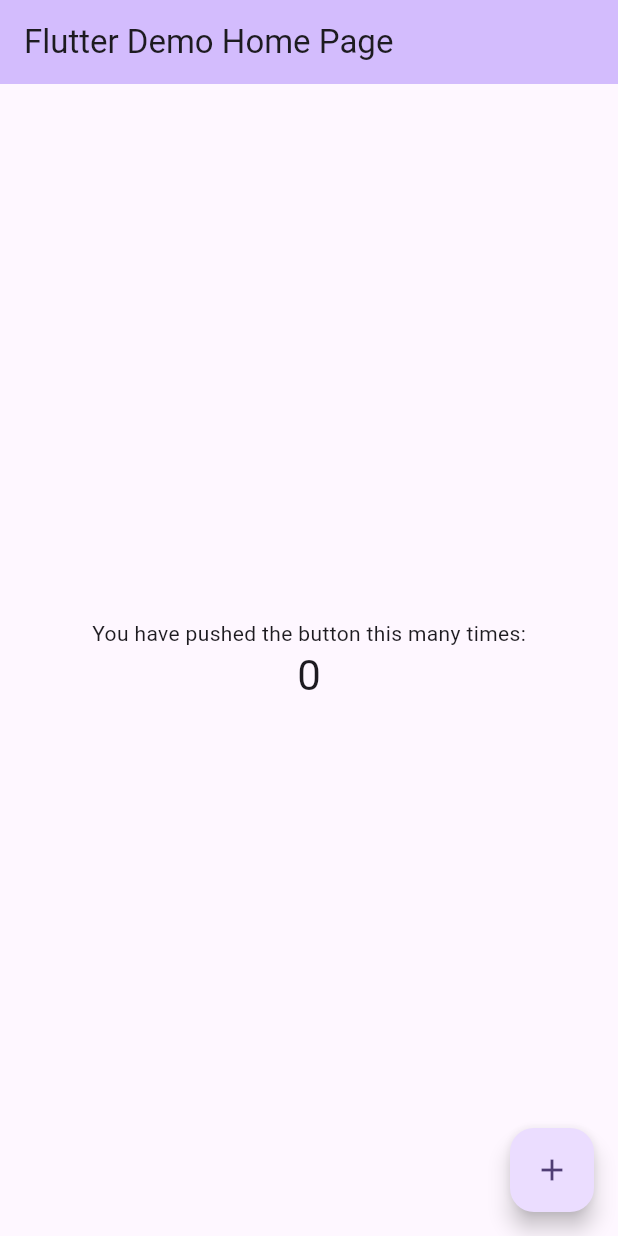
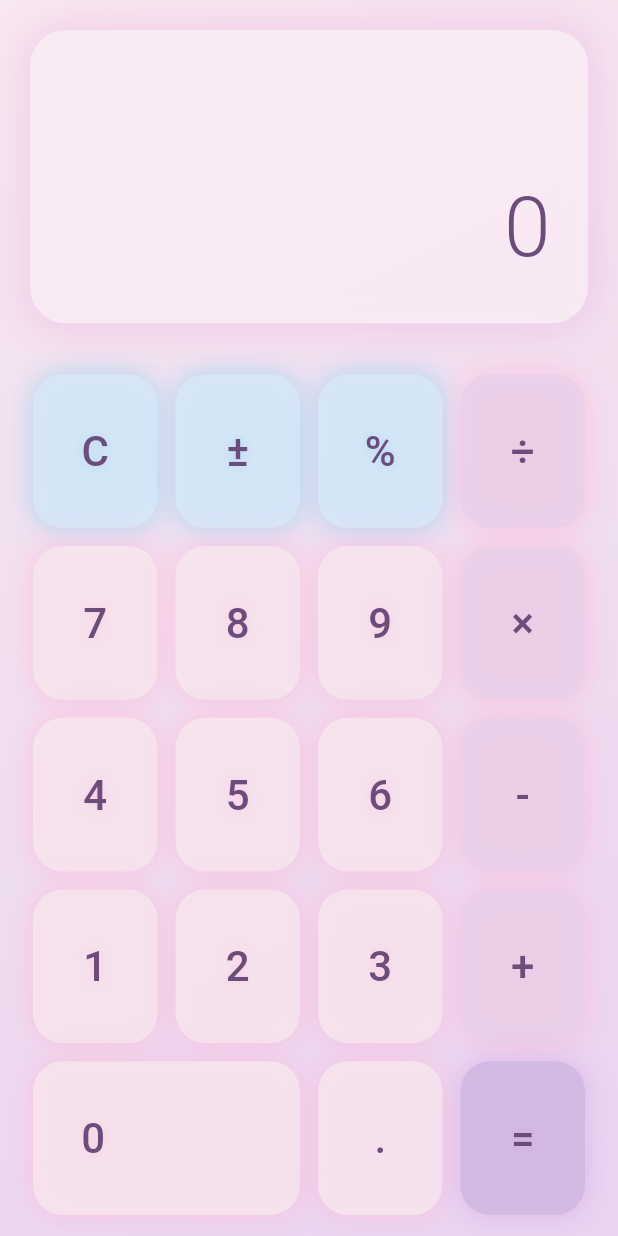
Before and after one commit to ayushstars/stylish_calculator, a Flutter app: the screen it shows after launch, on a phone screen of 412 x 824 dp. Run offline on Flutter 3.47's test engine with Material 3 defaults, Android fonts, the phone set to English and light mode, and no system bars.

Commit message:
Create stylish calculator app with pink-purple gradient theme and glow effects
Co-authored-by: ayushstars <230323532+ayushstars@users.noreply.github.com>

```diff
--- a/lib/main.dart
+++ b/lib/main.dart
@@ -7,116 +7,370 @@ void main() {
 class MyApp extends StatelessWidget {
   const MyApp({super.key});
 
-  // This widget is the root of your application.
   @override
   Widget build(BuildContext context) {
     return MaterialApp(
-      title: 'Flutter Demo',
+      title: 'Stylish Calculator',
+      debugShowCheckedModeBanner: false,
       theme: ThemeData(
-        // This is the theme of your application.
-        //
-        // TRY THIS: Try running your application with "flutter run". You'll see
-        // the application has a purple toolbar. Then, without quitting the app,
-        // try changing the seedColor in the colorScheme below to Colors.green
-        // and then invoke "hot reload" (save your changes or press the "hot
-        // reload" button in a Flutter-supported IDE, or press "r" if you used
-        // the command line to start the app).
-        //
-        // Notice that the counter didn't reset back to zero; the application
-        // state is not lost during the reload. To reset the state, use hot
-        // restart instead.
-        //
-        // This works for code too, not just values: Most code changes can be
-        // tested with just a hot reload.
-        colorScheme: ColorScheme.fromSeed(seedColor: Colors.deepPurple),
+        colorScheme: ColorScheme.fromSeed(
+          seedColor: const Color(0xFFE8B4CB),
+          brightness: Brightness.light,
+        ),
+        useMaterial3: true,
       ),
-      home: const MyHomePage(title: 'Flutter Demo Home Page'),
+      home: const CalculatorScreen(),
     );
   }
 }
 
-class MyHomePage extends StatefulWidget {
-  const MyHomePage({super.key, required this.title});
-
-  // This widget is the home page of your application. It is stateful, meaning
-  // that it has a State object (defined below) that contains fields that affect
-  // how it looks.
-
-  // This class is the configuration for the state. It holds the values (in this
-  // case the title) provided by the parent (in this case the App widget) and
-  // used by the build method of the State. Fields in a Widget subclass are
-  // always marked "final".
-
-  final String title;
+class CalculatorScreen extends StatefulWidget {
+  const CalculatorScreen({super.key});
 
   @override
-  State<MyHomePage> createState() => _MyHomePageState();
+  State<CalculatorScreen> createState() => _CalculatorScreenState();
 }
 
-class _MyHomePageState extends State<MyHomePage> {
-  int _counter = 0;
+class _CalculatorScreenState extends State<CalculatorScreen> {
+  String _display = '0';
+  String _currentInput = '';
+  String _operator = '';
+  double _firstOperand = 0;
+  bool _shouldResetDisplay = false;
 
-  void _incrementCounter() {
+  // Faded pastel colors for the stylish theme
+  static const Color _backgroundStart = Color(0xFFF8E8F0);
+  static const Color _backgroundEnd = Color(0xFFE8D4F0);
+  static const Color _displayColor = Color(0xFFFAF0F5);
+  static const Color _numberButtonColor = Color(0xFFF5E6EE);
+  static const Color _operatorButtonColor = Color(0xFFE8D0E8);
+  static const Color _specialButtonColor = Color(0xFFD8E8F8);
+  static const Color _equalsButtonColor = Color(0xFFD0B8E0);
+  static const Color _glowPink = Color(0xFFFFB6D9);
+  static const Color _glowPurple = Color(0xFFD4A5E8);
+  static const Color _glowSkyBlue = Color(0xFF87CEEB);
+  static const Color _textColor = Color(0xFF6B4C7A);
+
+  void _onButtonPressed(String value) {
     setState(() {
-      // This call to setState tells the Flutter framework that something has
-      // changed in this State, which causes it to rerun the build method below
-      // so that the display can reflect the updated values. If we changed
-      // _counter without calling setState(), then the build method would not be
-      // called again, and so nothing would appear to happen.
-      _counter++;
+      switch (value) {
+        case 'C':
+          _clear();
+          break;
+        case '±':
+          _toggleSign();
+          break;
+        case '%':
+          _percentage();
+          break;
+        case '+':
+        case '-':
+        case '×':
+        case '÷':
+          _setOperator(value);
+          break;
+        case '=':
+          _calculate();
+          break;
+        case '.':
+          _addDecimal();
+          break;
+        default:
+          _addDigit(value);
+      }
     });
+  }
+
+  void _clear() {
+    _display = '0';
+    _currentInput = '';
+    _operator = '';
+    _firstOperand = 0;
+    _shouldResetDisplay = false;
+  }
+
+  void _toggleSign() {
+    if (_display != '0') {
+      if (_display.startsWith('-')) {
+        _display = _display.substring(1);
+      } else {
+        _display = '-$_display';
+      }
+      _currentInput = _display;
+    }
+  }
+
+  void _percentage() {
+    double value = double.tryParse(_display) ?? 0;
+    value = value / 100;
+    _display = _formatResult(value);
+    _currentInput = _display;
+  }
+
+  void _setOperator(String op) {
+    _firstOperand = double.tryParse(_display) ?? 0;
+    _operator = op;
+    _shouldResetDisplay = true;
+  }
+
+  void _calculate() {
+    if (_operator.isEmpty) return;
+
+    double secondOperand = double.tryParse(_display) ?? 0;
+    double result = 0;
+
+    switch (_operator) {
+      case '+':
+        result = _firstOperand + secondOperand;
+        break;
+      case '-':
+        result = _firstOperand - secondOperand;
+        break;
+      case '×':
+        result = _firstOperand * secondOperand;
+        break;
+      case '÷':
+        if (secondOperand != 0) {
+          result = _firstOperand / secondOperand;
+        } else {
+          _display = 'Error';
+          _currentInput = '';
+          _operator = '';
+          return;
+        }
+        break;
+    }
+
+    _display = _formatResult(result);
+    _currentInput = '';
+    _operator = '';
+    _shouldResetDisplay = true;
+  }
+
+  String _formatResult(double value) {
+    if (value == value.toInt()) {
+      return value.toInt().toString();
+    }
+    String result = value.toStringAsFixed(8);
+    result = result.replaceAll(RegExp(r'0+$'), '');
+    result = result.replaceAll(RegExp(r'\.$'), '');
+    return result;
+  }
+
+  void _addDecimal() {
+    if (_shouldResetDisplay) {
+      _display = '0.';
+      _currentInput = '0.';
+      _shouldResetDisplay = false;
+    } else if (!_display.contains('.')) {
+      _display = '$_display.';
+      _currentInput = _display;
+    }
+  }
+
+  void _addDigit(String digit) {
+    if (_shouldResetDisplay) {
+      _display = digit;
+      _currentInput = digit;
+      _shouldResetDisplay = false;
+    } else {
+      if (_display == '0' && digit != '0') {
+        _display = digit;
+      } else if (_display != '0') {
+        _display = '$_display$digit';
+      }
+      _currentInput = _display;
+    }
   }
 
   @override
   Widget build(BuildContext context) {
-    // This method is rerun every time setState is called, for instance as done
-    // by the _incrementCounter method above.
-    //
-    // The Flutter framework has been optimized to make rerunning build methods
-    // fast, so that you can just rebuild anything that needs updating rather
-    // than having to individually change instances of widgets.
     return Scaffold(
-      appBar: AppBar(
-        // TRY THIS: Try changing the color here to a specific color (to
-        // Colors.amber, perhaps?) and trigger a hot reload to see the AppBar
-        // change color while the other colors stay the same.
-        backgroundColor: Theme.of(context).colorScheme.inversePrimary,
-        // Here we take the value from the MyHomePage object that was created by
-        // the App.build method, and use it to set our appbar title.
-        title: Text(widget.title),
-      ),
-      body: Center(
-        // Center is a layout widget. It takes a single child and positions it
-        // in the middle of the parent.
-        child: Column(
-          // Column is also a layout widget. It takes a list of children and
-          // arranges them vertically. By default, it sizes itself to fit its
-          // children horizontally, and tries to be as tall as its parent.
-          //
-          // Column has various properties to control how it sizes itself and
-          // how it positions its children. Here we use mainAxisAlignment to
-          // center the children vertically; the main axis here is the vertical
-          // axis because Columns are vertical (the cross axis would be
-          // horizontal).
-          //
-          // TRY THIS: Invoke "debug painting" (choose the "Toggle Debug Paint"
-          // action in the IDE, or press "p" in the console), to see the
-          // wireframe for each widget.
-          mainAxisAlignment: MainAxisAlignment.center,
-          children: <Widget>[
-            const Text('You have pushed the button this many times:'),
-            Text(
-              '$_counter',
-              style: Theme.of(context).textTheme.headlineMedium,
-            ),
-          ],
+      body: Container(
+        decoration: const BoxDecoration(
+          gradient: LinearGradient(
+            begin: Alignment.topLeft,
+            end: Alignment.bottomRight,
+            colors: [_backgroundStart, _backgroundEnd],
+          ),
+        ),
+        child: SafeArea(
+          child: Column(
+            children: [
+              Expanded(
+                flex: 2,
+                child: _buildDisplay(),
+              ),
+              Expanded(
+                flex: 5,
+                child: _buildButtonGrid(),
+              ),
+            ],
+          ),
         ),
       ),
-      floatingActionButton: FloatingActionButton(
-        onPressed: _incrementCounter,
-        tooltip: 'Increment',
-        child: const Icon(Icons.add),
-      ), // This trailing comma makes auto-formatting nicer for build methods.
+    );
+  }
+
+  Widget _buildDisplay() {
+    return Container(
+      width: double.infinity,
+      margin: const EdgeInsets.all(20),
+      padding: const EdgeInsets.all(24),
+      decoration: BoxDecoration(
+        color: _displayColor.withValues(alpha: 0.8),
+        borderRadius: BorderRadius.circular(24),
+        boxShadow: [
+          BoxShadow(
+            color: _glowPurple.withValues(alpha: 0.3),
+            blurRadius: 20,
+            spreadRadius: 2,
+          ),
+          BoxShadow(
+            color: _glowPink.withValues(alpha: 0.2),
+            blurRadius: 30,
+            spreadRadius: 5,
+          ),
+        ],
+      ),
+      child: Column(
+        mainAxisAlignment: MainAxisAlignment.end,
+        crossAxisAlignment: CrossAxisAlignment.end,
+        children: [
+          if (_operator.isNotEmpty)
+            Text(
+              '${_formatResult(_firstOperand)} $_operator',
+              style: TextStyle(
+                fontSize: 20,
+                color: _textColor.withValues(alpha: 0.6),
+                fontWeight: FontWeight.w300,
+              ),
+            ),
+          const SizedBox(height: 8),
+          FittedBox(
+            fit: BoxFit.scaleDown,
+            alignment: Alignment.centerRight,
+            child: Text(
+              _display,
+              style: const TextStyle(
+                fontSize: 56,
+                fontWeight: FontWeight.w300,
+                color: _textColor,
+                letterSpacing: 2,
+              ),
+            ),
+          ),
+        ],
+      ),
+    );
+  }
+
+  Widget _buildButtonGrid() {
+    final List<List<String>> buttons = [
+      ['C', '±', '%', '÷'],
+      ['7', '8', '9', '×'],
+      ['4', '5', '6', '-'],
+      ['1', '2', '3', '+'],
+      ['0', '.', '='],
+    ];
+
+    return Padding(
+      padding: const EdgeInsets.symmetric(horizontal: 16, vertical: 8),
+      child: Column(
+        children: buttons.map((row) {
+          return Expanded(
+            child: Row(
+              children: row.map((buttonText) {
+                bool isOperator = ['÷', '×', '-', '+'].contains(buttonText);
+                bool isSpecial = ['C', '±', '%'].contains(buttonText);
+                bool isEquals = buttonText == '=';
+                bool isZero = buttonText == '0';
+
+                Color buttonColor;
+                Color glowColor;
+
+                if (isEquals) {
+                  buttonColor = _equalsButtonColor;
+                  glowColor = _glowPurple;
+                } else if (isOperator) {
+                  buttonColor = _operatorButtonColor;
+                  glowColor = _glowPink;
+                } else if (isSpecial) {
+                  buttonColor = _specialButtonColor;
+                  glowColor = _glowSkyBlue;
+                } else {
+                  buttonColor = _numberButtonColor;
+                  glowColor = _glowPink.withValues(alpha: 0.7);
+                }
+
+                return Expanded(
+                  flex: isZero ? 2 : 1,
+                  child: _buildButton(
+                    buttonText,
+                    buttonColor,
+                    glowColor,
+                    isZero: isZero,
+                  ),
+                );
+              }).toList(),
+            ),
+          );
+        }).toList(),
+      ),
+    );
+  }
+
+  Widget _buildButton(
+    String text,
+    Color backgroundColor,
+    Color glowColor, {
+    bool isZero = false,
+  }) {
+    return Container(
+      margin: const EdgeInsets.all(6),
+      decoration: BoxDecoration(
+        borderRadius: BorderRadius.circular(20),
+        boxShadow: [
+          BoxShadow(
+            color: glowColor.withValues(alpha: 0.4),
+            blurRadius: 12,
+            spreadRadius: 1,
+          ),
+          BoxShadow(
+            color: glowColor.withValues(alpha: 0.2),
+            blurRadius: 20,
+            spreadRadius: 2,
+          ),
+        ],
+      ),
+      child: Material(
+        color: backgroundColor.withValues(alpha: 0.85),
+        borderRadius: BorderRadius.circular(20),
+        child: InkWell(
+          onTap: () => _onButtonPressed(text),
+          borderRadius: BorderRadius.circular(20),
+          splashColor: glowColor.withValues(alpha: 0.3),
+          highlightColor: glowColor.withValues(alpha: 0.1),
+          child: Container(
+            alignment: isZero ? Alignment.centerLeft : Alignment.center,
+            padding: isZero ? const EdgeInsets.only(left: 32) : null,
+            child: Text(
+              text,
+              style: TextStyle(
+                fontSize: 28,
+                fontWeight: FontWeight.w500,
+                color: _textColor,
+                shadows: [
+                  Shadow(
+                    color: glowColor.withValues(alpha: 0.5),
+                    blurRadius: 8,
+                  ),
+                ],
+              ),
+            ),
+          ),
+        ),
+      ),
     );
   }
 }
```
Also changed, not shown: 1 other file.
